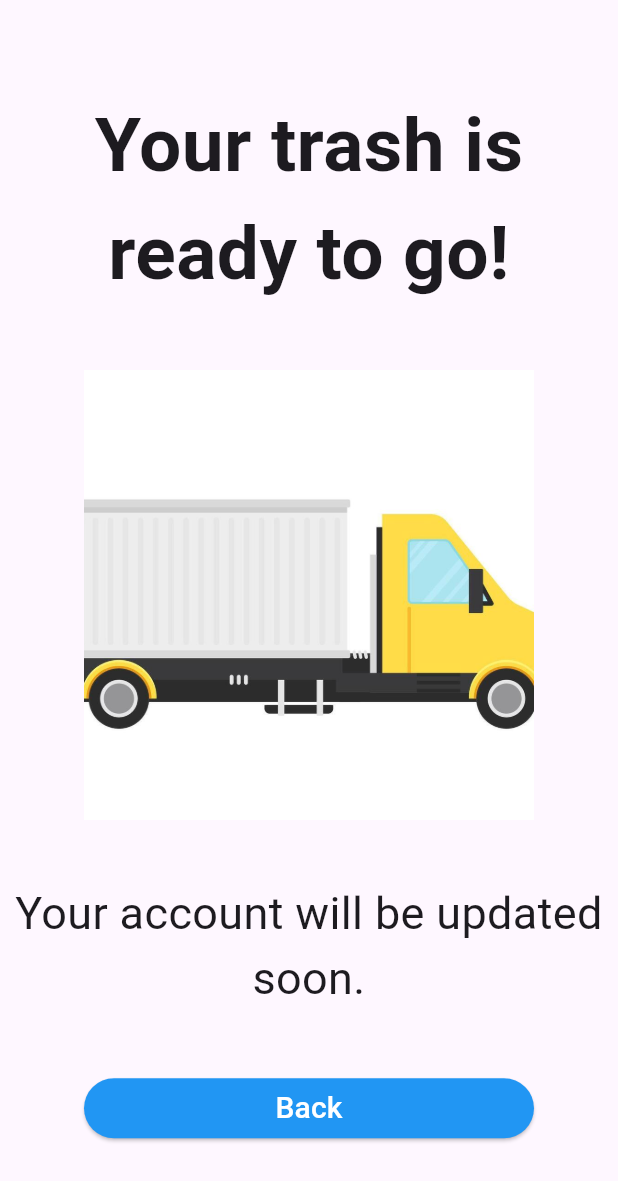
After one commit to Biddybuggy/bluegeneration, a Flutter app: the ConfirmationScreen screen opened by its route, on a phone screen of 412 x 824 dp. The commit adds this screen. Shown: the top 1181 px of the screen. Run offline on Flutter 3.47's test engine with Material 3 defaults, Android fonts, the phone set to English and light mode, and no system bars; our stand-ins replace camera, dio.

Commit message:
Updates 02/07/2025

```diff
--- /dev/null
+++ b/lib/donation/confirmation_screen.dart
@@ -0,0 +1,58 @@
+import 'package:bluegeneration/donation/steps_screen.dart';
+import 'package:bluegeneration/home/home_screen.dart';
+import 'package:flutter/material.dart';
+
+class ConfirmationScreen extends StatefulWidget {
+  const ConfirmationScreen({super.key});
+
+  @override
+  static const routeName = "/confirmation_screen";
+
+  State<ConfirmationScreen> createState() => _ConfirmationScreenState();
+}
+
+class _ConfirmationScreenState extends State<ConfirmationScreen> {
+  @override
+  Widget build(BuildContext context) {
+    return SafeArea(
+        child: Scaffold(
+            body: Center(
+                child: Padding(
+                  padding: const EdgeInsets.all(8.0),
+                  child: Column(
+                      mainAxisAlignment: MainAxisAlignment.center,
+                      crossAxisAlignment: CrossAxisAlignment.center,
+                      children: [
+                        const Text("Your trash is ready to go!",style:TextStyle(fontSize:50,fontWeight:FontWeight.bold,),textAlign:TextAlign.center,),
+                        SizedBox(
+                          height:MediaQuery.of(context).size.height*1/20,
+                        ),
+                        Image.asset(
+                          'images/truck.jpg',
+                          width: 300,
+                          height: 300,
+                          fit: BoxFit.cover,
+                        ),
+                        SizedBox(
+                          height:MediaQuery.of(context).size.height*1/20,
+                        ),
+                        const Text("Your account will be updated soon.",style:TextStyle(fontSize:30),textAlign:TextAlign.center,),
+                        SizedBox(
+                          height:MediaQuery.of(context).size.height*1/20,
+                        ),
+                        ElevatedButton(
+                          onPressed: () async {
+                            Navigator.of(context).popUntil((route) => route is MaterialPageRoute && route.builder(context) is HomeScreen,);
+                            },
+                          style: ElevatedButton.styleFrom(
+                            backgroundColor: Colors.blue,
+                            fixedSize: const Size(300, 40),
+                            shape: const StadiumBorder(),
+                          ),
+                          child: const Text("Back",
+                              style: TextStyle(color: Colors.white, fontSize: 20)),
+                        ),
+                      ]),
+                ))));
+  }
+}
--- a/lib/home/home_screen.dart
+++ b/lib/home/home_screen.dart
@@ -10,7 +10,13 @@ class HomeScreen extends StatefulWidget {
 }
 
 class _HomeScreenState extends State<HomeScreen> {
+  late String _storedUsername;
+
   @override
+  void initState() {
+    super.initState();
+    _storedUsername = widget.username;
+  }
 
 
   Widget build(BuildContext context) {
@@ -35,8 +41,8 @@ class _HomeScreenState extends State<HomeScreen> {
                 Padding(
                   padding: const EdgeInsets.all(10.0),
                   child: SizedBox(
-                    child: Text("$greeting, ${widget.username}!",
-                        style: TextStyle(fontSize: 45, fontWeight: FontWeight.bold)),
+                    child: Text("$greeting, ${_storedUsername}!",
+                        style: TextStyle(fontSize: 45, fontWeight: FontWeight.bold), textAlign:TextAlign.center,)
                   ),
                 ),
                 SizedBox(
--- a/lib/route_generator/route_generator.dart
+++ b/lib/route_generator/route_generator.dart
@@ -1,4 +1,5 @@
 import 'package:bluegeneration/donation/camera_screen.dart';
+import 'package:bluegeneration/donation/confirmation_screen.dart';
 import 'package:bluegeneration/donation/steps_screen.dart';
 import 'package:flutter/material.dart';
 import 'package:bluegeneration/register/register_screen.dart';
@@ -10,6 +11,8 @@ import '../main.dart';
 class RouteGenerator {
   static Route<dynamic> generateRoute(RouteSettings settings) {
     switch (settings.name) {
+      case ConfirmationScreen.routeName:
+        return MaterialPageRoute(builder: (context) => const ConfirmationScreen(),);
       case CameraScreen.routeName:
         return MaterialPageRoute(
           builder:(context) => CameraScreen(cameras: cameras),
--- a/pubspec.yaml
+++ b/pubspec.yaml
@@ -65,6 +65,7 @@ dev_dependencies:
 flutter:
   assets:
     - images/logo.png
+    - images/truck.jpg
 
   # The following line ensures that the Material Icons font is
   # included with your application, so that you can use the icons in
```
Also changed, not shown: images/truck.jpg (added).
